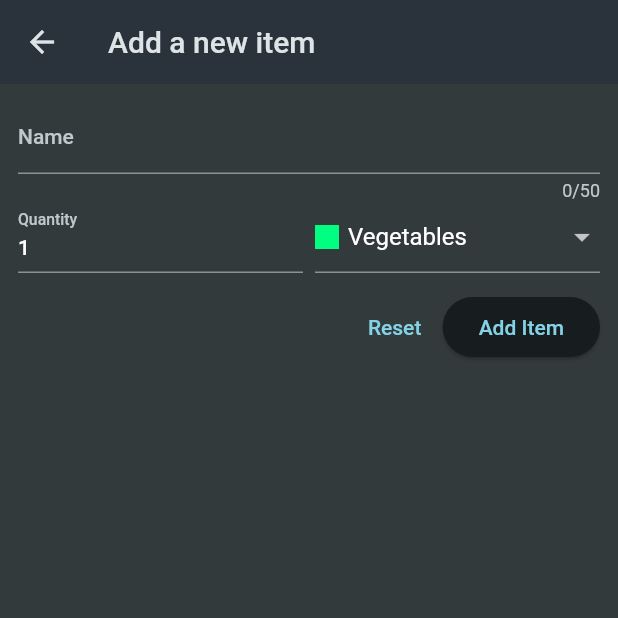
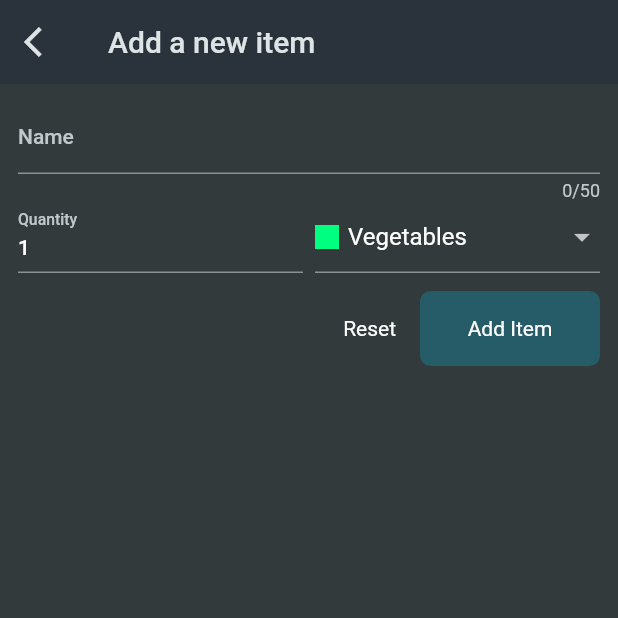
Before and after one commit to dayojiboye/shopping-list, a Flutter app: the screen it shows after launch, after a tap on the "add" icon, on a phone screen of 412 x 824 dp, the top half of it. Run offline on Flutter 3.47's test engine with Material 2 defaults, Android fonts, the phone set to English and light mode, and no system bars; network calls fail.

Commit message:
feat: added touchable opacity, app progress indicator widgets

```diff
--- a/lib/main.dart
+++ b/lib/main.dart
@@ -22,6 +22,10 @@ class MyApp extends StatelessWidget {
         ),
         scaffoldBackgroundColor: const Color.fromARGB(255, 50, 58, 60),
         appBarTheme: const AppBarTheme(centerTitle: false),
+        splashFactory: NoSplash.splashFactory,
+        splashColor: Colors.transparent,
+        highlightColor: Colors.transparent,
+        hoverColor: Colors.transparent,
       ),
       home: const GroceryScreen(),
     );
--- a/lib/screens/grocery.dart
+++ b/lib/screens/grocery.dart
@@ -9,9 +9,11 @@ import 'package:shopping_list/models/category.dart';
 import 'package:shopping_list/models/grocery_item.dart';
 import 'package:shopping_list/screens/new_item.dart';
 import 'package:shopping_list/utils/custom_snackbar.dart';
+import 'package:shopping_list/widgets/app_progress_indicator.dart';
 import 'package:shopping_list/widgets/empty_text.dart';
 import 'package:shopping_list/widgets/grocery_list.dart';
 import "package:http/http.dart" as http;
+import 'package:shopping_list/widgets/touchable_opacity.dart';
 
 class GroceryScreen extends StatefulWidget {
   const GroceryScreen({super.key});
@@ -133,7 +135,7 @@ class _GroceryScreenState extends State<GroceryScreen> {
   Widget? renderContent() {
     switch (currentState) {
       case ViewState.LOADING:
-        return const Center(child: CircularProgressIndicator());
+        return const Center(child: AppProgressIndicator(radius: 20));
 
       case ViewState.ERROR:
         return EmptyText(text: _error!);
@@ -162,9 +164,13 @@ class _GroceryScreenState extends State<GroceryScreen> {
       appBar: AppBar(
         title: const Text("Your Groceries"),
         actions: [
-          IconButton(
-            onPressed: _addItem,
-            icon: const Icon(Icons.add),
+          TouchableOpacity(
+            onTap: _addItem,
+            width: 50,
+            child: const Icon(
+              Icons.add,
+              size: 25,
+            ),
           )
         ],
       ),
--- a/lib/screens/new_item.dart
+++ b/lib/screens/new_item.dart
@@ -8,6 +8,8 @@ import 'package:shopping_list/models/category.dart';
 import 'package:shopping_list/models/grocery_item.dart';
 import "package:http/http.dart" as http;
 import 'package:shopping_list/utils/custom_snackbar.dart';
+import 'package:shopping_list/widgets/app_progress_indicator.dart';
+import 'package:shopping_list/widgets/touchable_opacity.dart';
 
 class NewItemScreen extends StatefulWidget {
   const NewItemScreen({super.key});
@@ -80,6 +82,12 @@ class _NewItemScreenState extends State<NewItemScreen> {
     return Scaffold(
       appBar: AppBar(
         title: const Text("Add a new item"),
+        leading: TouchableOpacity(
+          child: const Icon(Icons.arrow_back_ios),
+          onTap: () {
+            Navigator.of(context).pop();
+          },
+        ),
       ),
       body: Padding(
         padding: const EdgeInsets.all(12),
@@ -167,21 +175,30 @@ class _NewItemScreenState extends State<NewItemScreen> {
               Row(
                 mainAxisAlignment: MainAxisAlignment.end,
                 children: [
-                  TextButton(
-                    onPressed: _isSending
-                        ? null
-                        : () {
-                            _formKey.currentState!.reset();
-                          },
+                  TouchableOpacity(
+                    onTap: () {
+                      _formKey.currentState!.reset();
+                    },
+                    disabled: _isSending,
                     child: const Text("Reset"),
                   ),
-                  ElevatedButton(
-                    onPressed: _isSending ? null : _saveItem,
+                  const SizedBox(width: 16),
+                  TouchableOpacity(
+                    onTap: _saveItem,
+                    disabled: _isSending,
+                    height: 50,
+                    width: 120,
+                    decoration: const BoxDecoration(
+                      color: Color(0xff265B68),
+                      borderRadius: BorderRadius.all(
+                        Radius.circular(7),
+                      ),
+                    ),
                     child: _isSending
                         ? const SizedBox(
                             height: 16,
                             width: 16,
-                            child: CircularProgressIndicator(),
+                            child: AppProgressIndicator(),
                           )
                         : const Text("Add Item"),
                   )
--- /dev/null
+++ b/lib/widgets/app_progress_indicator.dart
@@ -0,0 +1,41 @@
+import 'dart:io';
+
+import 'package:flutter/cupertino.dart';
+import 'package:flutter/material.dart';
+
+class AppProgressIndicator extends StatelessWidget {
+  const AppProgressIndicator({
+    super.key,
+    this.radius = 10,
+    this.animating = true,
+    this.color = Colors.white,
+    this.backgroundColor,
+  });
+
+  final double radius;
+  final bool animating;
+  final Color color;
+  final Color? backgroundColor;
+
+  @override
+  Widget build(BuildContext context) {
+    final bool isCupertino = Platform.isIOS || Platform.isMacOS;
+
+    Widget renderWidget() {
+      if (isCupertino) {
+        return CupertinoActivityIndicator(
+          radius: radius,
+          animating: animating,
+          color: color,
+        );
+      } else {
+        return CircularProgressIndicator(
+          color: color,
+          backgroundColor: backgroundColor,
+        );
+      }
+    }
+
+    return renderWidget();
+  }
+}
--- /dev/null
+++ b/lib/widgets/touchable_opacity.dart
@@ -0,0 +1,98 @@
+import 'package:flutter/material.dart';
+
+class TouchableOpacity extends StatefulWidget {
+  const TouchableOpacity({
+    required this.child,
+    this.isCentered = true,
+    this.onTap,
+    this.onLongPress,
+    this.decoration,
+    this.width,
+    this.height,
+    this.padding,
+    Key? key,
+    this.behavior = HitTestBehavior.opaque,
+    this.disabled = false,
+    this.onTapDown,
+    this.onTapUp,
+    this.onTapCancel,
+  }) : super(key: key);
+
+  final Widget child;
+  final bool isCentered;
+  final double? width;
+  final double? height;
+  final EdgeInsetsGeometry? padding;
+  final VoidCallback? onTap;
+  final VoidCallback? onLongPress;
+  final BoxDecoration? decoration;
+  final HitTestBehavior behavior;
+  final bool disabled;
+  final VoidCallback? onTapDown;
+  final VoidCallback? onTapUp;
+  final VoidCallback? onTapCancel;
+
+  @override
+  State<TouchableOpacity> createState() => _TouchableOpacityState();
+}
+
+class _TouchableOpacityState extends State<TouchableOpacity> {
+  bool isTappedDown = false;
+
+  @override
+  Widget build(BuildContext context) {
+    return RepaintBoundary(
+      child: GestureDetector(
+        behavior: widget.behavior,
+        onTapDown: (tapDownDetails) {
+          if (widget.disabled) {
+            return;
+          }
+
+          setState(() {
+            isTappedDown = true;
+          });
+
+          if (widget.onTapDown != null) {
+            widget.onTapDown!();
+          }
+        },
+        onTapUp: (tapUpDetails) {
+          setState(() {
+            isTappedDown = false;
+          });
+
+          if (widget.onTapUp != null) {
+            widget.onTapUp!();
+          }
+        },
+        onTapCancel: () {
+          setState(() {
+            isTappedDown = false;
+          });
+
+          if (widget.onTapCancel != null) {
+            widget.onTapCancel!();
+          }
+        },
+        onTap: widget.disabled ? null : widget.onTap,
+        onLongPress: widget.disabled ? null : widget.onLongPress,
+        child: AnimatedOpacity(
+          opacity: isTappedDown ? 0.6 : 1.0,
+          duration: const Duration(milliseconds: 250),
+          child: Container(
+            width: widget.width,
+            height: widget.height,
+            decoration: widget.decoration,
+            padding: widget.padding,
+            child: widget.isCentered
+                ? Center(
+                    child: widget.child,
+                  )
+                : widget.child,
+          ),
+        ),
+      ),
+    );
+  }
+}
```
